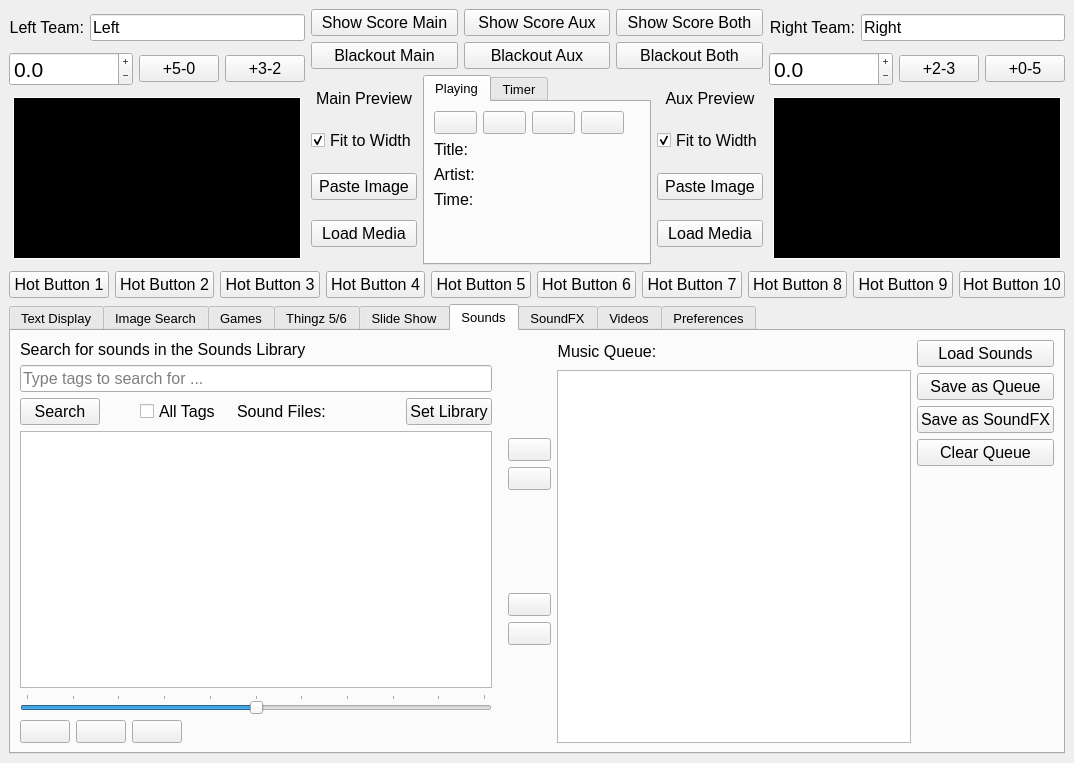
This is ImproTronControlPanel.ui in guywinterbotham/ImproTron as Qt 5 draws it before an edit. The edited form follows.
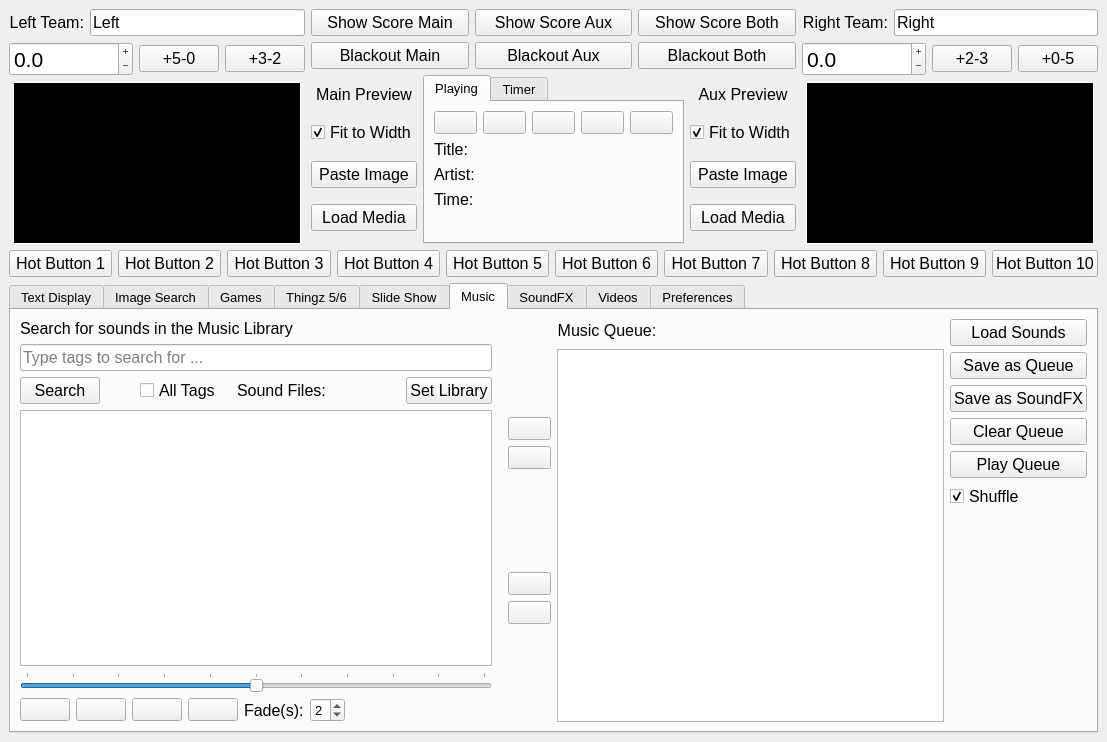
This is the edited form. The open tabs and pages were chosen to show the change. Icons and pictures are not drawn.

The edit to the form file:
```diff
--- a/ImproTronControlPanel.ui
+++ b/ImproTronControlPanel.ui
@@ -6,8 +6,8 @@
    <rect>
     <x>0</x>
     <y>0</y>
-    <width>1056</width>
-    <height>763</height>
+    <width>1048</width>
+    <height>738</height>
    </rect>
   </property>
   <property name="sizePolicy">
@@ -387,6 +387,13 @@
                   </property>
                  </widget>
                 </item>
+                <item>
+                 <widget class="QPushButton" name="fadePlayerPB">
+                  <property name="text">
+                   <string/>
+                  </property>
+                 </widget>
+                </item>
                 <item>
                  <spacer name="playerHS">
                   <property name="orientation">
@@ -3231,7 +3238,7 @@
         </size>
        </property>
        <attribute name="title">
-        <string>Sounds</string>
+        <string>Music</string>
        </attribute>
        <layout class="QHBoxLayout" name="horizontalLayout_7">
         <item>
@@ -3256,7 +3263,7 @@
              </font>
             </property>
             <property name="text">
-             <string>Search for sounds in the Sounds Library</string>
+             <string>Search for sounds in the Music Library</string>
             </property>
             <property name="scaledContents">
              <bool>false</bool>
@@ -3495,6 +3502,44 @@
               </property>
              </widget>
             </item>
+            <item>
+             <widget class="QPushButton" name="soundFadePB">
+              <property name="minimumSize">
+               <size>
+                <width>50</width>
+                <height>0</height>
+               </size>
+              </property>
+              <property name="text">
+               <string/>
+              </property>
+             </widget>
+            </item>
+            <item>
+             <widget class="QLabel" name="fadeTimeLBL">
+              <property name="font">
+               <font>
+                <pointsize>12</pointsize>
+               </font>
+              </property>
+              <property name="text">
+               <string>Fade(s):</string>
+              </property>
+             </widget>
+            </item>
+            <item>
+             <widget class="QSpinBox" name="fadeTimeSB">
+              <property name="minimum">
+               <number>1</number>
+              </property>
+              <property name="maximum">
+               <number>8</number>
+              </property>
+              <property name="value">
+               <number>2</number>
+              </property>
+             </widget>
+            </item>
             <item>
              <spacer name="soundPlayerHSP">
               <property name="orientation">
@@ -3625,6 +3670,11 @@
             </item>
             <item>
              <widget class="QLabel" name="soundFileNameLBL">
+              <property name="font">
+               <font>
+                <pointsize>12</pointsize>
+               </font>
+              </property>
               <property name="text">
                <string/>
               </property>
@@ -3690,6 +3740,33 @@
             </property>
            </widget>
           </item>
+          <item>
+           <widget class="QPushButton" name="playlistPlayPB">
+            <property name="font">
+             <font>
+              <pointsize>12</pointsize>
+             </font>
+            </property>
+            <property name="text">
+             <string>Play Queue</string>
+            </property>
+           </widget>
+          </item>
+          <item>
+           <widget class="QCheckBox" name="shuffleCB">
+            <property name="font">
+             <font>
+              <pointsize>12</pointsize>
+             </font>
+            </property>
+            <property name="text">
+             <string>Shuffle</string>
+            </property>
+            <property name="checked">
+             <bool>true</bool>
+            </property>
+           </widget>
+          </item>
           <item>
            <spacer name="soundListVS">
             <property name="orientation">
```
Left out of the diff: 46 changed lines with no effect on the pictures.
